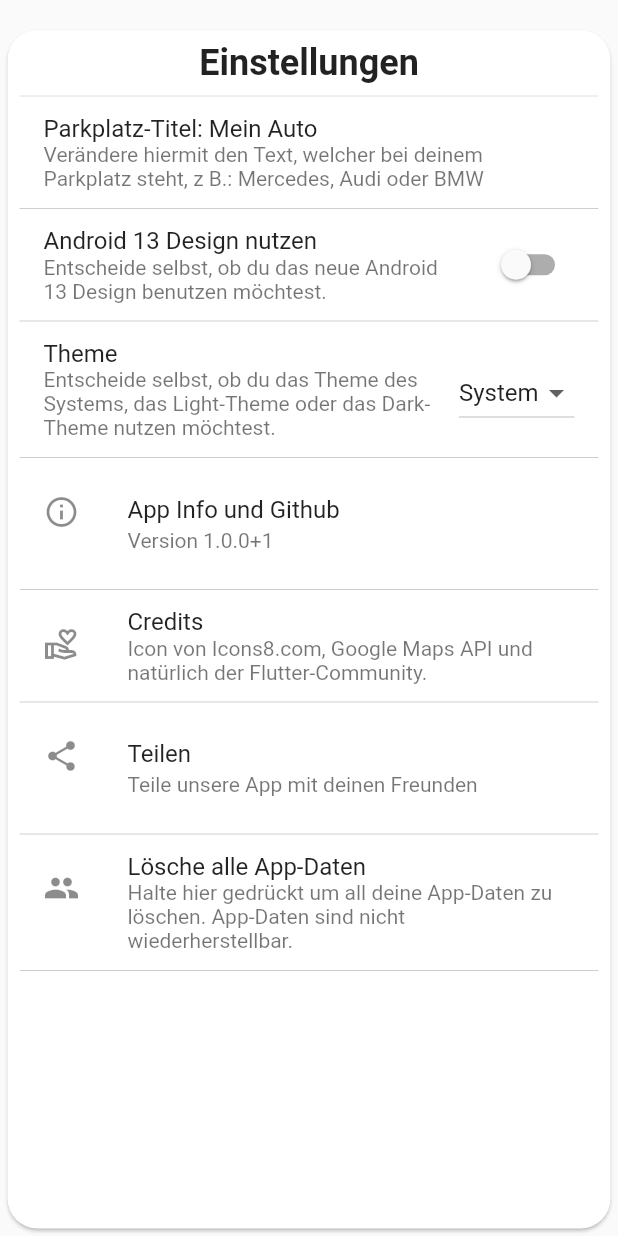
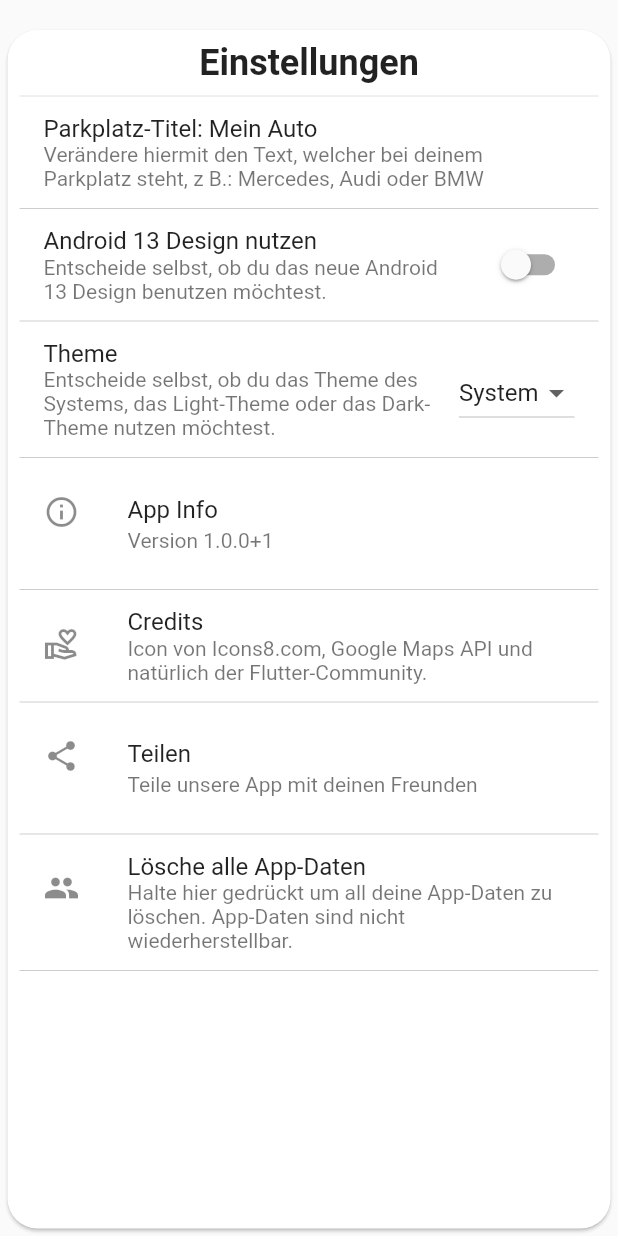
Before and after one commit to yurtemre7/woauto, a Flutter app: the Settings widget shown alone on an empty page, opened directly, on a phone screen of 412 x 824 dp. Run offline on Flutter 3.47's test engine with Material 2 defaults, Android fonts, the phone set to English and light mode, and no system bars; drawn by our look-alikes of dynamic_color; our stand-ins replace geocoding, get, google_maps_flutter, location, package_info_plus, share_plus and 1 more; missing offline and left inert: snapping_sheet; accounts and stored records are empty.

Commit message:
rename app info

```diff
--- a/lib/screens/settings.dart
+++ b/lib/screens/settings.dart
@@ -149,7 +149,7 @@ class _SettingsState extends State<Settings> {
                         Obx(
                           () => ListTile(
                             leading: const Icon(Icons.info_outline),
-                            title: const Text('App Info und Github'),
+                            title: const Text('App Info'),
                             subtitle: Text('Version ${woAuto.appVersion}+${woAuto.appBuildNumber}'),
                             onTap: () {
                               Get.dialog(
@@ -157,7 +157,7 @@ class _SettingsState extends State<Settings> {
                                   shape: RoundedRectangleBorder(
                                     borderRadius: BorderRadius.circular(12),
                                   ),
-                                  title: const Text('App Info und Github'),
+                                  title: const Text('App Info'),
                                   content: const Text(
                                     'Diese App wurde von Emre Yurtseven entwickelt, ist Open-Source und natürlich auf Github verfügbar. Trete gern unserem Telegram-Channel bei, um über Updates informiert zu werden.',
                                   ),
```
